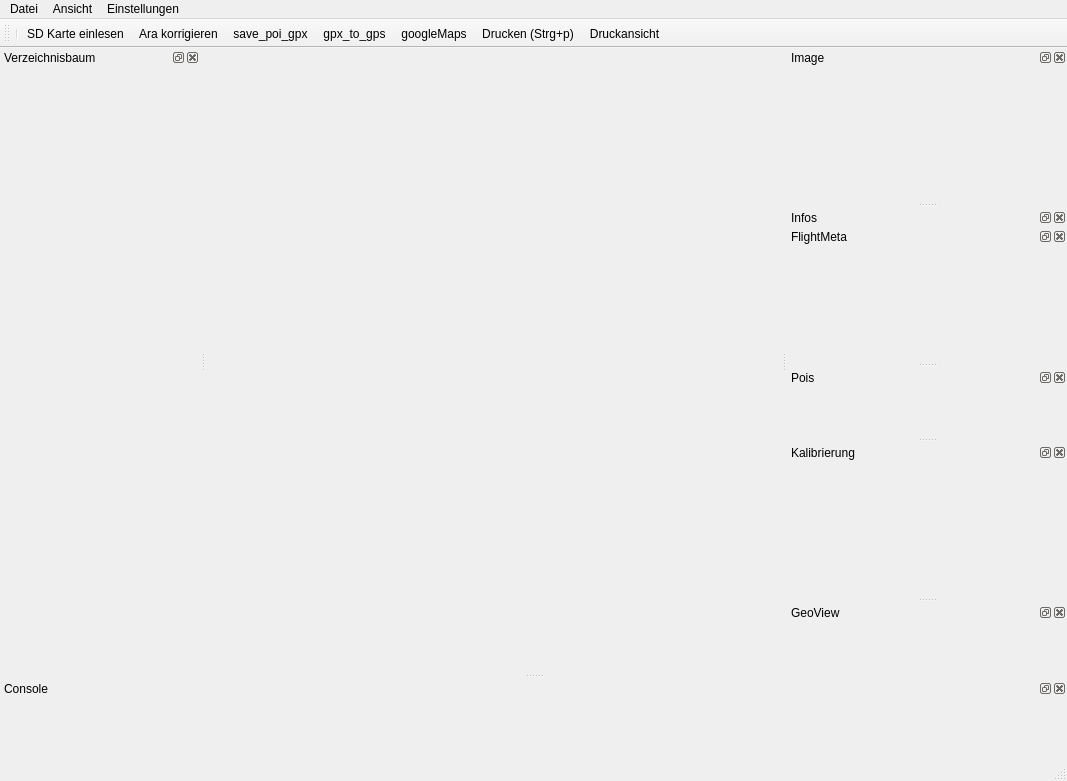
This is poitagger/ui/poitagger.ui in dlr-eoc/poitagger as Qt 5 draws it before an edit. The edited form follows.
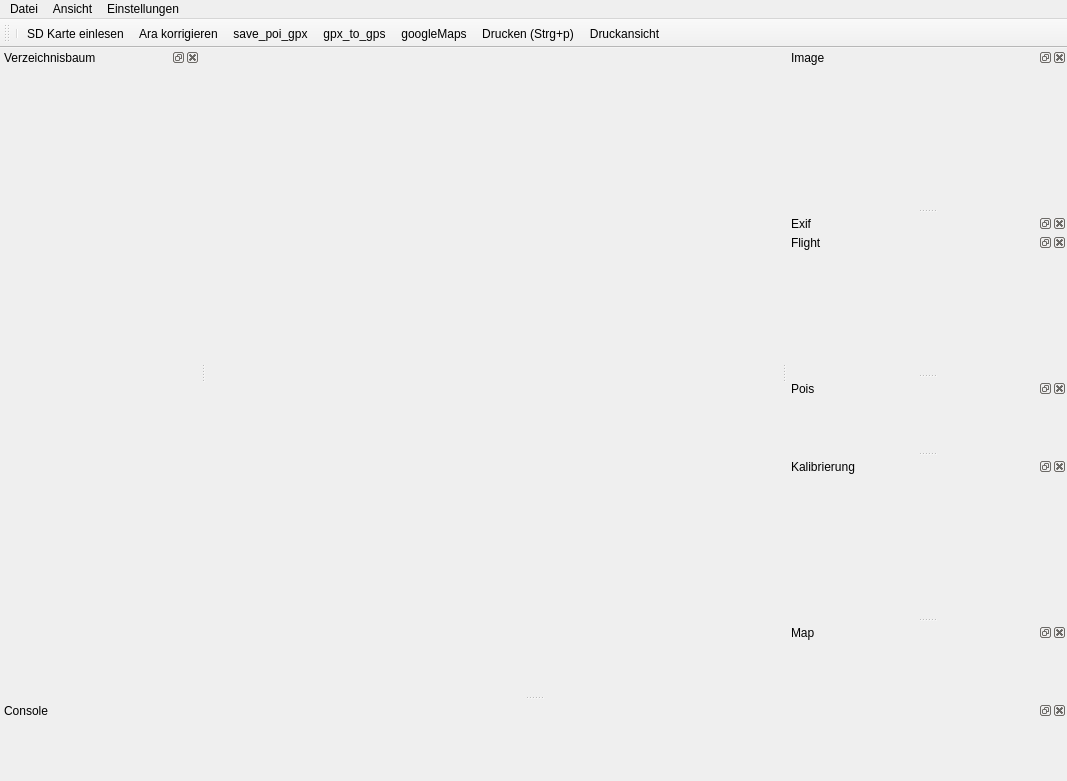
This is the edited form. Icons and pictures are not drawn.

The edit to the form file:
```diff
--- a/poitagger/ui/poitagger.ui
+++ b/poitagger/ui/poitagger.ui
@@ -60,7 +60,6 @@
    <addaction name="menuAnsicht"/>
    <addaction name="menuEinstellungen"/>
   </widget>
-  <widget class="QStatusBar" name="statusbar"/>
   <widget class="QDockWidget" name="PixeltempDockWidget">
    <property name="minimumSize">
     <size>
@@ -132,7 +131,7 @@
     </size>
    </property>
    <property name="windowTitle">
-    <string>Infos</string>
+    <string>Exif</string>
    </property>
    <attribute name="dockWidgetArea">
     <number>2</number>
@@ -166,7 +165,7 @@
       </size>
      </property>
      <property name="windowTitle">
-      <string>FlightMeta</string>
+      <string>Flight</string>
      </property>
      <widget class="QWidget" name="dockWidgetContents_18"/>
     </widget>
@@ -217,7 +216,7 @@
   </widget>
   <widget class="QDockWidget" name="GeoViewDockWidget">
    <property name="windowTitle">
-    <string>GeoView</string>
+    <string>Map</string>
    </property>
    <attribute name="dockWidgetArea">
     <number>2</number>
```
Left out of the diff: 3 changed lines with no effect on the pictures.
